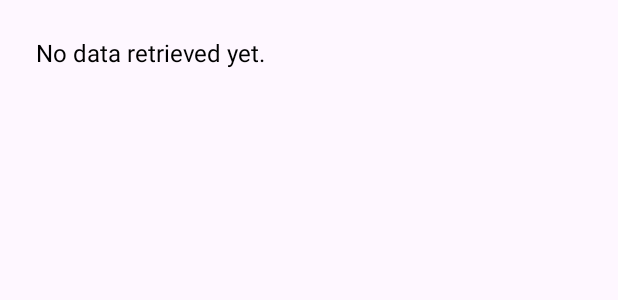
After one commit to ShakthiYasas/DCIS, an Android app: the layout activity_data_retrival_test.xml on its own in the app's theme, with its tools: preview values and no code run, on a phone screen of 412 x 824 dp. The commit adds this screen. Shown: the top 300 px of the screen. Run offline under Robolectric (Android 15) with nearby library versions, the phone set to English and light mode, and no system bars.

Commit message:
add ALL button to animal perference and test data retrival

```diff
--- a/app/build.gradle.kts
+++ b/app/build.gradle.kts
@@ -46,7 +46,8 @@ dependencies {
     implementation ("com.journeyapps:zxing-android-embedded:4.2.0")
     implementation ("androidx.appcompat:appcompat:1.3.1")
     implementation ("androidx.navigation:navigation-fragment-ktx:2.3.5")
-    implementation ("androidx.navigation:navigation-ui-ktx:2.3.5")
+    implementation ("androidx.navigation:navigation-ui-ktx:2.8.4")
+
     implementation(libs.play.services.location)
 
     testImplementation(libs.junit)
--- a/app/src/main/AndroidManifest.xml
+++ b/app/src/main/AndroidManifest.xml
@@ -33,6 +33,7 @@
         <activity android:name=".DisplayQRDataActivity" />
         <activity android:name=".AnimalPreferenceActivity" />
         <activity android:name=".ScanQRActivity" />
+        <activity android:name=".TestDataRetrievalActivity" />
 
 
     </application>
--- a/app/src/main/java/com/example/dcis2/DisplayQRDataActivity.kt
+++ b/app/src/main/java/com/example/dcis2/DisplayQRDataActivity.kt
@@ -22,7 +22,6 @@ import android.content.SharedPreferences
 import android.graphics.Color
 import android.view.View
 import android.widget.AdapterView
-import android.widget.CheckBox
 
 class DisplayQRDataActivity : AppCompatActivity() {
 
@@ -178,7 +177,6 @@ class DisplayQRDataActivity : AppCompatActivity() {
                 startActivity(intent)
             } else {
                 Toast.makeText(this@DisplayQRDataActivity, "Please complete all required fields.", Toast.LENGTH_LONG).show()
-                btnSwitchToAnimalPreference.isEnabled = false
             }
         }
     }
--- a/app/src/main/java/com/example/dcis2/Ultility/CheckNetworkAccess.kt
+++ b/app/src/main/java/com/example/dcis2/Ultility/CheckNetworkAccess.kt
@@ -7,7 +7,6 @@ import android.os.Build
 
 fun isNetworkAvailable(context: Context): Boolean {
     val connectivityManager = context.getSystemService(Context.CONNECTIVITY_SERVICE) as ConnectivityManager
-    if (Build.VERSION.SDK_INT >= Build.VERSION_CODES.M) {
     val network = connectivityManager.activeNetwork ?: return false
     val activeNetwork = connectivityManager.getNetworkCapabilities(network) ?: return false
     return when {
@@ -16,9 +15,4 @@ fun isNetworkAvailable(context: Context): Boolean {
         activeNetwork.hasTransport(NetworkCapabilities.TRANSPORT_ETHERNET) -> true
         else -> false
     }
-    } else {
-        @Suppress("DEPRECATION")
-        val networkInfo = connectivityManager.activeNetworkInfo
-        return networkInfo != null && networkInfo.isConnected
 }
-}
--- /dev/null
+++ b/app/src/main/res/layout/activity_data_retrival_test.xml
@@ -0,0 +1,17 @@
+<LinearLayout
+    xmlns:android="http://schemas.android.com/apk/res/android"
+    android:layout_width="match_parent"
+    android:layout_height="match_parent"
+    android:orientation="vertical"
+    android:padding="16dp">
+
+    <TextView
+        android:id="@+id/retrievedDataTextView"
+        android:layout_width="match_parent"
+        android:layout_height="wrap_content"
+        android:text="No data retrieved yet."
+        android:textSize="16sp"
+        android:padding="8dp"
+        android:textColor="@android:color/black" />
+
+</LinearLayout>
--- a/app/src/main/res/values/strings.xml
+++ b/app/src/main/res/values/strings.xml
@@ -17,4 +17,5 @@
     <string name="scan_qr_code_button">Scan QR Code</string>
     <string name="welcome_to_zoo_map_finder">Welcome to Zoo Map Finder</string>
     <string name="scan_qr_code_btn">Scan QR Code</string>
+    <string name="all">All</string>
 </resources>
```
Also changed, not shown: app/src/main/java/com/example/dcis2/AnimalPreferenceActivity.kt (+66 -41 lines), app/src/main/java/com/example/dcis2/TestDataRetrievalActivity.kt (added, +45 -0 lines). Lines whose indentation alone changed are shown as unchanged.
